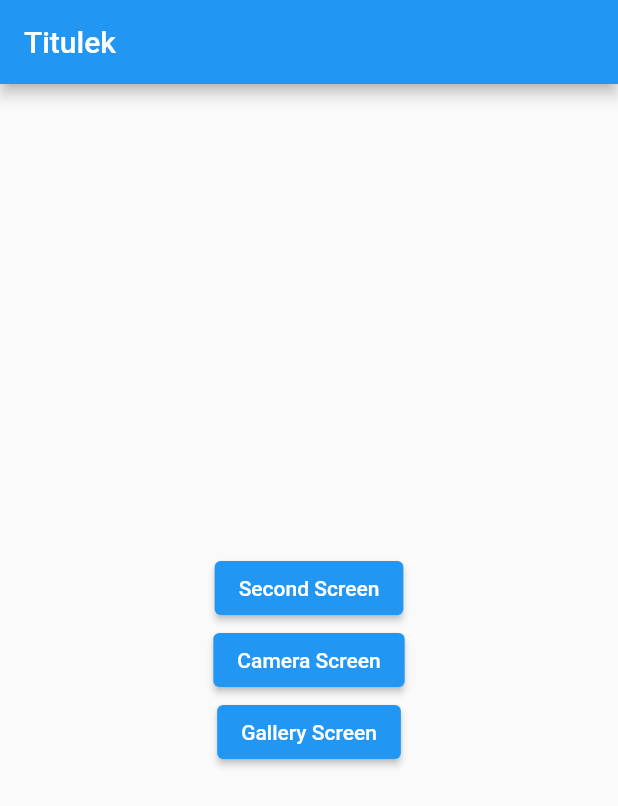
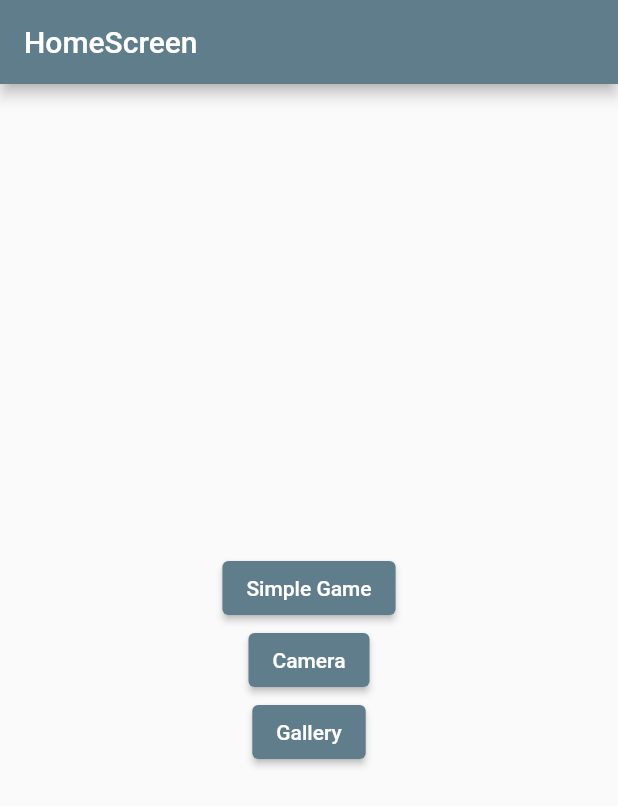
Before and after one commit to flutter-kurz-2/druha_lekce, a Flutter app: the screen it shows after launch, on a phone screen of 412 x 824 dp. Shown: the top 806 px of the screen. Run offline on Flutter 3.47's test engine with Material 2 defaults, Android fonts, the phone set to English and light mode, and no system bars; our stand-ins replace camera, shared_preferences.

Commit message:
barva, text

```diff
--- a/lib/main.dart
+++ b/lib/main.dart
@@ -14,7 +14,7 @@ class MyApp extends StatelessWidget {
     return MaterialApp(
       title: 'Flutter Demo',
       theme: ThemeData(
-        primarySwatch: Colors.blue,
+        primarySwatch: Colors.blueGrey,
       ),
       home: const HomeScreen(),
     );
--- a/lib/screens/camera_screen.dart
+++ b/lib/screens/camera_screen.dart
@@ -56,7 +56,7 @@ class _CameraScreenState extends State<CameraScreen> {
     }
     return Scaffold(
       appBar: AppBar(
-        title: const Text("Second Screen"),
+        title: const Text("Camera"),
       ),
       body: Container(
         width: MediaQuery.of(context).size.width,
@@ -69,7 +69,7 @@ class _CameraScreenState extends State<CameraScreen> {
             child: CameraPreview(controller!),),
           ElevatedButton(onPressed: () {
             savePicture();
-          }, child: const Text("Vyfotit!"))
+          }, child: const Text("Take a photo!"))
         ],
       ),)
     );
--- a/lib/screens/gallery_screen.dart
+++ b/lib/screens/gallery_screen.dart
@@ -32,7 +32,7 @@ class _GalleryScreenState extends State<GalleryScreen> {
 
   @override
   Widget build(BuildContext context) {
-    Widget body = Container(child: Text("Wrong"));
+    Widget body = Container(child: Text("NicTuNení"));
     if(image != null) {
       body = Container(
         child: Image.file(image!),
@@ -40,7 +40,7 @@ class _GalleryScreenState extends State<GalleryScreen> {
     }
     return Scaffold(
         appBar: AppBar(
-          title: const Text("Second Screen"),
+          title: const Text("Gallery"),
         ),
         body: body,
     );
--- a/lib/screens/home_screen.dart
+++ b/lib/screens/home_screen.dart
@@ -22,7 +22,7 @@ class _HomeScreenState extends State<HomeScreen> {
       appBar: AppBar(
         // Here we take the value from the MyHomePage object that was created by
         // the App.build method, and use it to set our appbar title.
-        title: const Text("Titulek"),
+        title: const Text("HomeScreen"),
       ),
       body: Center(
         child: Column(
@@ -36,7 +36,7 @@ class _HomeScreenState extends State<HomeScreen> {
                         builder: (context) => const SecondScreen(),
                       ));
                 },
-                child: const Text("Second Screen")),
+                child: const Text("Simple Game")),
             ElevatedButton(
                 onPressed: () {
                   Navigator.push(
@@ -45,7 +45,7 @@ class _HomeScreenState extends State<HomeScreen> {
                         builder: (context) => const CameraScreen(),
                       ));
                 },
-                child: const Text("Camera Screen")),
+                child: const Text("Camera")),
             ElevatedButton(
                 onPressed: () {
                   Navigator.push(
@@ -54,7 +54,7 @@ class _HomeScreenState extends State<HomeScreen> {
                         builder: (context) => const GalleryScreen(),
                       ));
                 },
-                child: const Text("Gallery Screen")),
+                child: const Text("Gallery")),
           ],
         ),
       ),
--- a/lib/screens/second_screen.dart
+++ b/lib/screens/second_screen.dart
@@ -46,7 +46,7 @@ class _SecondScreenState extends State<SecondScreen> {
       appBar: AppBar(
         // Here we take the value from the MyHomePage object that was created by
         // the App.build method, and use it to set our appbar title.
-        title: const Text("Second Screen"),
+        title: const Text("Simple Game"),
       ),
       body: Container(
         width: MediaQuery.of(context).size.width,
```
Also changed, not shown: pubspec.lock, 1 other file.
